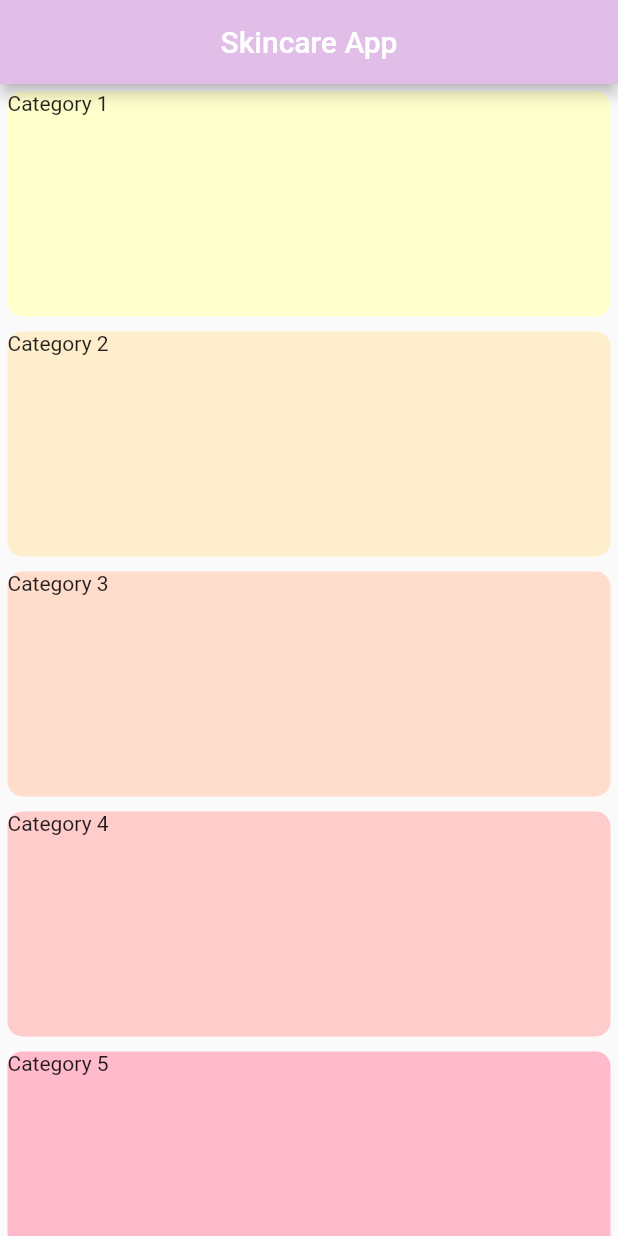
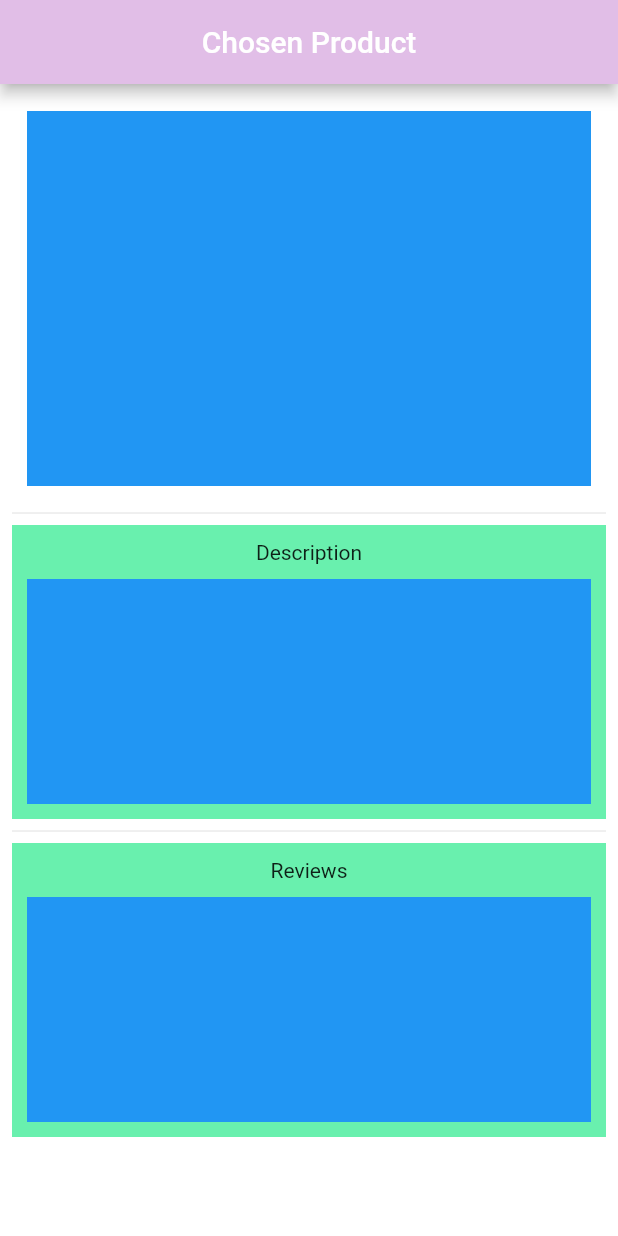
Before and after one commit to martinwjwilson/skincare_app, a Flutter app: the screen it shows after launch, on a phone screen of 412 x 824 dp. Run offline on Flutter 3.47's test engine with Material 2 defaults, Android fonts, the phone set to English and light mode, and no system bars.

Commit message:
fixed scrolling issue on chosen product page

```diff
--- a/lib/main.dart
+++ b/lib/main.dart
@@ -1,6 +1,7 @@
 import 'package:flutter/material.dart';
 import 'package:skincare_app/screens/product_list_page.dart';
 import 'package:skincare_app/screens/category_list_page.dart';
+import 'package:skincare_app/screens/chosen_product_page.dart';
 
 void main() {
   runApp(MyApp());
@@ -14,7 +15,7 @@ class MyApp extends StatelessWidget {
         primarySwatch: Colors.blue,
         visualDensity: VisualDensity.adaptivePlatformDensity,
       ),
-      home: CategoryListPage(),
+      home: ChosenProjectPage(),
     );
   }
 }
--- a/lib/screens/chosen_product_page.dart
+++ b/lib/screens/chosen_product_page.dart
@@ -1 +1,70 @@
 // Screen that will display everything about the product chosen from the product list
+
+import 'package:flutter/material.dart';
+import 'package:skincare_app/product.dart';
+
+class ChosenProjectPage extends StatefulWidget {
+  @override
+  _ChosenProjectPageState createState() => _ChosenProjectPageState();
+}
+
+class _ChosenProjectPageState extends State<ChosenProjectPage> {
+  List<Widget> layoutWidgets = <Widget>[
+    Container(
+      color: Colors.blue,
+      height: 250,
+      margin: EdgeInsets.all(10),
+    ),
+    Container(
+      padding: EdgeInsets.only(top: 10),
+      color: Colors.greenAccent,
+      child: Column(
+        children: <Widget>[
+          Text("Description"),
+          Container(
+            color: Colors.blue,
+            height: 150,
+            margin: EdgeInsets.all(10),
+          ),
+        ],
+      ),
+    ),
+    Container(
+      padding: EdgeInsets.only(top: 10),
+      color: Colors.greenAccent,
+      child: Column(
+        children: <Widget>[
+          Text("Reviews"),
+          Container(
+            color: Colors.blue,
+            height: 150,
+            margin: EdgeInsets.all(10),
+          ),
+        ],
+      ),
+    ),
+  ];
+
+  @override
+  Widget build(BuildContext context) {
+    return Scaffold(
+      appBar: AppBar(
+        backgroundColor: Color(0xFFE1BEE7),
+        title: Center(child: Text('Chosen Product')),
+      ),
+      body: Container(
+        color: Colors.white,
+        height: MediaQuery.of(context).size.height,
+        child: ListView.separated(
+          padding: const EdgeInsets.all(8),
+          itemCount: 3,
+          separatorBuilder: (BuildContext context, int index) =>
+              const Divider(),
+          itemBuilder: (BuildContext context, int index) {
+            return layoutWidgets[index];
+          },
+        ),
+      ),
+    );
+  }
+}
--- a/lib/screens/product_list_page.dart
+++ b/lib/screens/product_list_page.dart
@@ -17,7 +17,7 @@ class _ProductListPageState extends State<ProductListPage> {
         backgroundColor: Color(0xFFE1BEE7),
         title: Center(child: Text('Product List')),
       ),
-      body: new ListView.builder(
+      body: ListView.builder(
         itemCount: ProductHandler().getProductListLength(),
         itemBuilder: (BuildContext ctxt, int index) {
           return new SelectionListCard(
```
